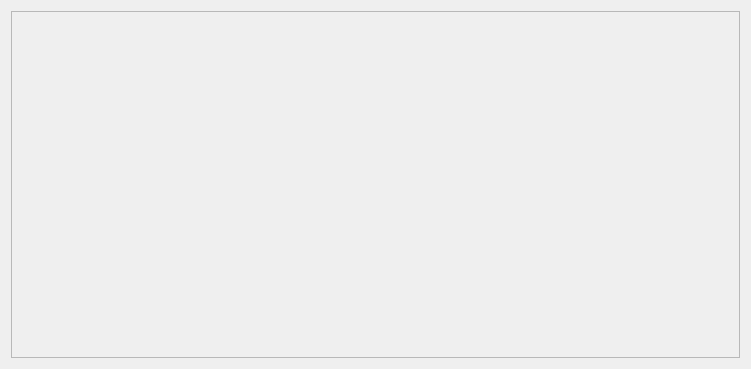
The window that src/core/pagecero.ui (Ing-chuck/Aguara_POS) describes before a commit, drawn with Qt 5.
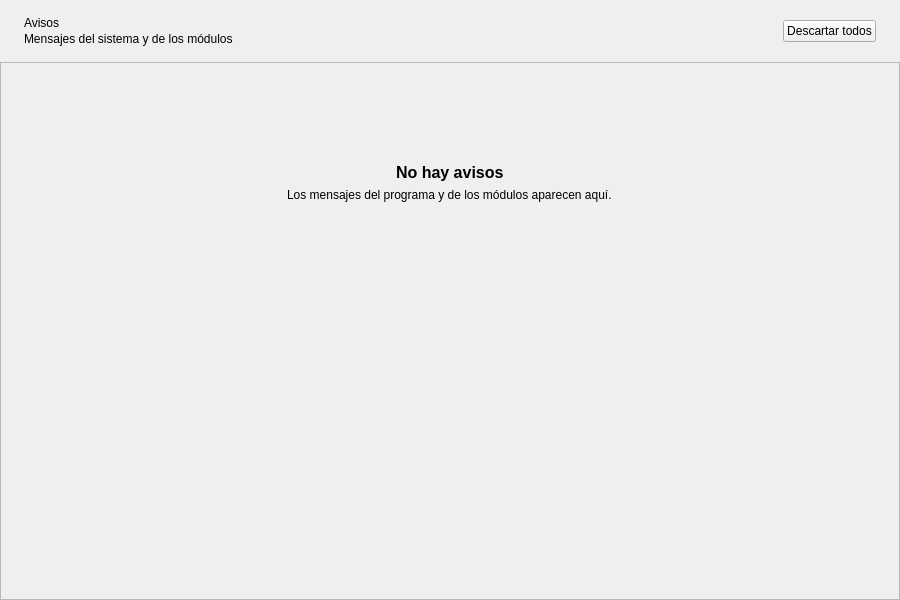
The same window after the commit.

The edit to the form file:
```diff
--- a/src/core/pagecero.ui
+++ b/src/core/pagecero.ui
@@ -6,56 +6,203 @@
    <rect>
     <x>0</x>
     <y>0</y>
-    <width>751</width>
-    <height>369</height>
+    <width>900</width>
+    <height>600</height>
    </rect>
   </property>
-  <property name="windowTitle">
-   <string>Form</string>
-  </property>
-  <layout class="QVBoxLayout" name="verticalLayout">
+  <layout class="QVBoxLayout" name="pageLayout">
+   <property name="spacing">
+    <number>0</number>
+   </property>
+   <property name="leftMargin">
+    <number>0</number>
+   </property>
+   <property name="topMargin">
+    <number>0</number>
+   </property>
+   <property name="rightMargin">
+    <number>0</number>
+   </property>
+   <property name="bottomMargin">
+    <number>0</number>
+   </property>
+   <item>
+    <widget class="QFrame" name="header">
+     <property name="role" stdset="0">
+      <string notr="true">pageHeader</string>
+     </property>
+     <layout class="QHBoxLayout" name="headerLayout">
+      <property name="spacing">
+       <number>12</number>
+      </property>
+      <property name="leftMargin">
+       <number>24</number>
+      </property>
+      <property name="topMargin">
+       <number>16</number>
+      </property>
+      <property name="rightMargin">
+       <number>24</number>
+      </property>
+      <property name="bottomMargin">
+       <number>16</number>
+      </property>
+      <item>
+       <layout class="QVBoxLayout" name="titleLayout">
+        <property name="spacing">
+         <number>2</number>
+        </property>
+        <item>
+         <widget class="QLabel" name="title">
+          <property name="text">
+           <string>Avisos</string>
+          </property>
+          <property name="role" stdset="0">
+           <string notr="true">title</string>
+          </property>
+         </widget>
+        </item>
+        <item>
+         <widget class="QLabel" name="subtitle">
+          <property name="text">
+           <string>Mensajes del sistema y de los módulos</string>
+          </property>
+          <property name="role" stdset="0">
+           <string notr="true">subtitle</string>
+          </property>
+         </widget>
+        </item>
+       </layout>
+      </item>
+      <item>
+       <spacer name="headerSpacer">
+        <property name="orientation">
+         <enum>Qt::Horizontal</enum>
+        </property>
+        <property name="sizeHint" stdset="0">
+         <size>
+          <width>0</width>
+          <height>0</height>
+         </size>
+        </property>
+       </spacer>
+      </item>
+      <item>
+       <widget class="QPushButton" name="dismissAllButton">
+        <property name="text">
+         <string>Descartar todos</string>
+        </property>
+        <property name="autoDefault">
+         <bool>false</bool>
+        </property>
+       </widget>
+      </item>
+     </layout>
+    </widget>
+   </item>
    <item>
     <widget class="QScrollArea" name="scrollArea">
      <property name="widgetResizable">
       <bool>true</bool>
      </property>
-     <widget class="QWidget" name="scrollAreaWidgetContents">
-      <property name="geometry">
-       <rect>
-        <x>0</x>
-        <y>0</y>
-        <width>731</width>
-        <height>349</height>
-       </rect>
-      </property>
-      <layout class="QGridLayout" name="gridLayout">
-       <item row="0" column="1">
-        <spacer name="horizontalSpacer">
-         <property name="orientation">
-          <enum>Qt::Horizontal</enum>
-         </property>
-         <property name="sizeHint" stdset="0">
+     <widget class="QWidget" name="scrollContents">
+      <layout class="QHBoxLayout" name="scrollLayout" stretch="1,0">
+       <property name="leftMargin">
+        <number>24</number>
+       </property>
+       <property name="topMargin">
+        <number>20</number>
+       </property>
+       <property name="rightMargin">
+        <number>24</number>
+       </property>
+       <property name="bottomMargin">
+        <number>20</number>
+       </property>
+       <item>
+        <widget class="QWidget" name="cardsColumn" native="true">
+         <property name="maximumSize">
           <size>
-           <width>40</width>
-           <height>20</height>
+           <width>880</width>
+           <height>16777215</height>
           </size>
          </property>
-        </spacer>
-       </item>
-       <item row="0" column="0">
-        <widget class="QWidget" name="gridWidget" native="true">
-         <layout class="QGridLayout" name="gridLayoutMain"/>
+         <layout class="QVBoxLayout" name="cardsLayout">
+          <property name="spacing">
+           <number>10</number>
+          </property>
+          <property name="leftMargin">
+           <number>0</number>
+          </property>
+          <property name="topMargin">
+           <number>0</number>
+          </property>
+          <property name="rightMargin">
+           <number>0</number>
+          </property>
+          <property name="bottomMargin">
+           <number>0</number>
+          </property>
+          <item>
+           <widget class="QWidget" name="emptyState" native="true">
+            <layout class="QVBoxLayout" name="emptyLayout">
+             <property name="spacing">
+              <number>6</number>
+             </property>
+             <property name="topMargin">
+              <number>60</number>
+             </property>
+             <item alignment="Qt::AlignHCenter">
+              <widget class="QLabel" name="emptyIcon"/>
+             </item>
+             <item alignment="Qt::AlignHCenter">
+              <widget class="QLabel" name="emptyTitle">
+               <property name="text">
+                <string>No hay avisos</string>
+               </property>
+               <property name="styleSheet">
+                <string notr="true">font-size: 12pt; font-weight: 600;</string>
+               </property>
+              </widget>
+             </item>
+             <item alignment="Qt::AlignHCenter">
+              <widget class="QLabel" name="emptyText">
+               <property name="text">
+                <string>Los mensajes del programa y de los módulos aparecen aquí.</string>
+               </property>
+               <property name="role" stdset="0">
+                <string notr="true">muted</string>
+               </property>
+              </widget>
+             </item>
+            </layout>
+           </widget>
+          </item>
+          <item>
+           <spacer name="cardsSpacer">
+            <property name="orientation">
+             <enum>Qt::Vertical</enum>
+            </property>
+            <property name="sizeHint" stdset="0">
+             <size>
+              <width>0</width>
+              <height>0</height>
+             </size>
+            </property>
+           </spacer>
+          </item>
+         </layout>
         </widget>
        </item>
-       <item row="1" column="0">
-        <spacer name="verticalSpacer">
+       <item>
+        <spacer name="rightSpacer">
          <property name="orientation">
-          <enum>Qt::Vertical</enum>
+          <enum>Qt::Horizontal</enum>
          </property>
          <property name="sizeHint" stdset="0">
           <size>
-           <width>20</width>
-           <height>40</height>
+           <width>0</width>
+           <height>0</height>
           </size>
          </property>
         </spacer>
```
